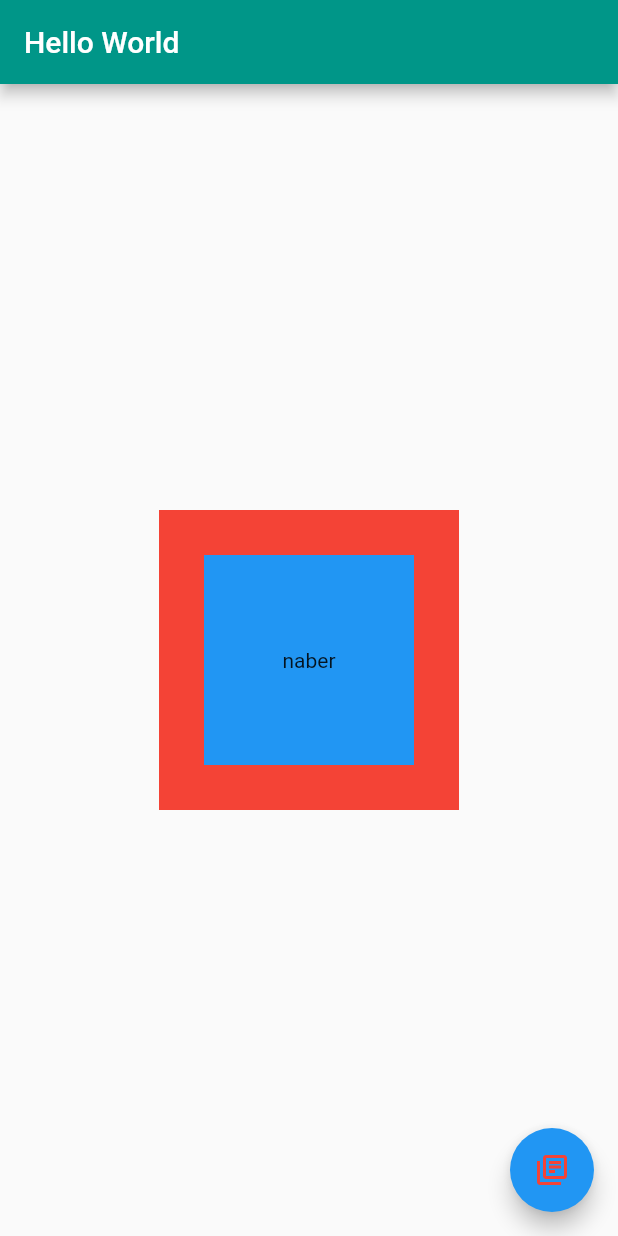
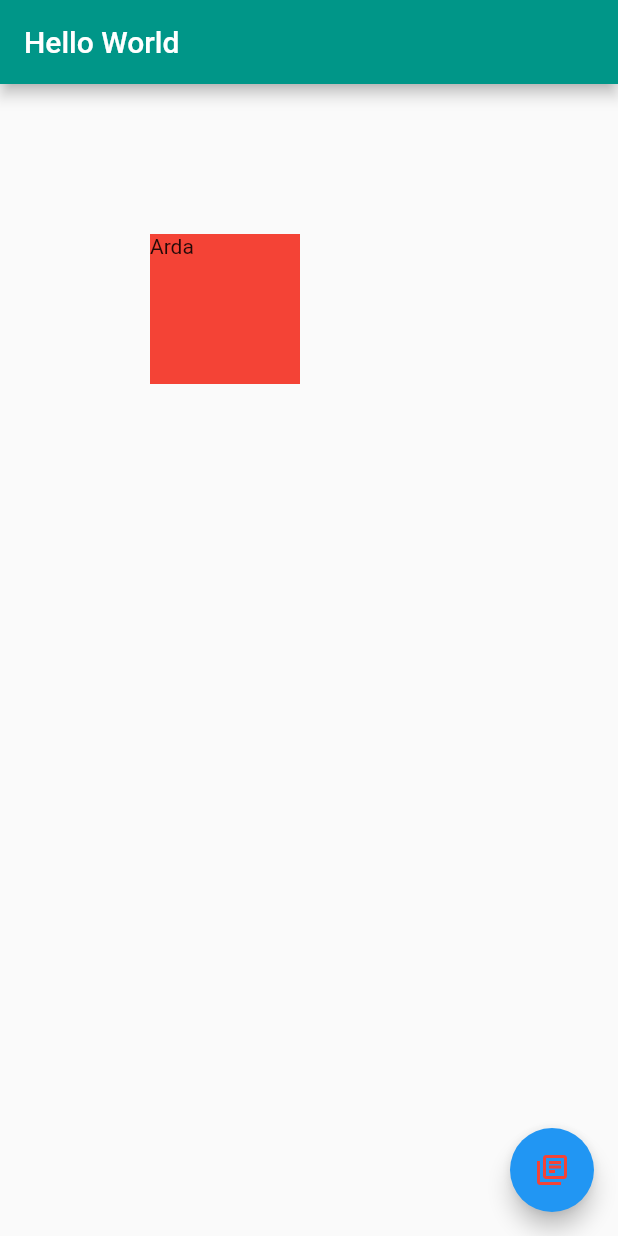
Before and after one commit to Ardasak/learn-flutter, a Flutter app: the screen it shows after launch, on a phone screen of 412 x 824 dp. Run offline on Flutter 3.47's test engine with Material 2 defaults, Android fonts, the light colour scheme and no system bars.

Commit message:
Center widget heightFactor widthFactor

```diff
--- a/flutter_ilk_proje/lib/main.dart
+++ b/flutter_ilk_proje/lib/main.dart
@@ -14,18 +14,13 @@ class MyApp extends StatelessWidget {
       ),
       home: Scaffold(
         body: Center(
+          heightFactor: 3,
+          widthFactor: 3,
           child: Container(
-            width: 200,
-            height: 200,
+            height: 100,
+            width: 100,
             color: Colors.red,
-            child: Container(
-              alignment: Alignment.center,
-              child: Text("naber"),
-              width: 100,
-              height: 100,
-              margin: EdgeInsets.all(30),
-              color: Colors.blue,
-            ),
+            child: Text("Arda"),
           ),
         ),
         appBar:
```
